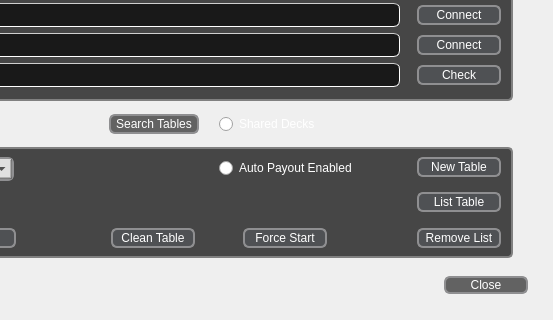
Qt form FiveCardDraw/menu.ui (SixofClubsss/Dero-Poker-Table) before a commit; both pictures show x 337 to 890 and y 300 to 620 of the 890 by 620 pixel window.
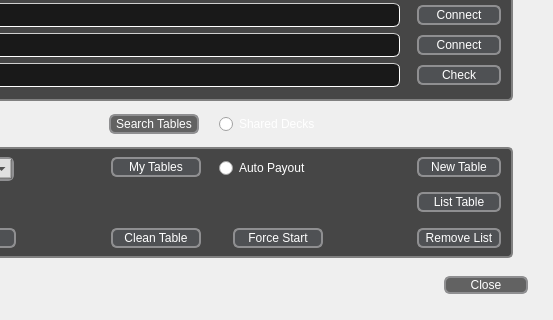
The same form after that commit. Icons and pictures are not drawn.

```diff
--- a/FiveCardDraw/menu.ui
+++ b/FiveCardDraw/menu.ui
@@ -686,7 +686,10 @@
 }</string>
       </property>
       <property name="text">
-       <string>Auto Payout Enabled</string>
+       <string>Auto Payout</string>
+      </property>
+      <property name="checked">
+       <bool>false</bool>
       </property>
      </widget>
      <widget class="QPushButton" name="newTableButton">
@@ -871,7 +874,7 @@
        <rect>
         <x>428</x>
         <y>81</y>
-        <width>84</width>
+        <width>90</width>
         <height>20</height>
        </rect>
       </property>
@@ -881,6 +884,12 @@
         <height>20</height>
        </size>
       </property>
+      <property name="maximumSize">
+       <size>
+        <width>90</width>
+        <height>20</height>
+       </size>
+      </property>
       <property name="toolTip">
        <string>Shuffle deck</string>
       </property>
@@ -919,9 +928,9 @@
      <widget class="QPushButton" name="forceButton">
       <property name="geometry">
        <rect>
-        <x>560</x>
+        <x>550</x>
         <y>81</y>
-        <width>84</width>
+        <width>90</width>
         <height>20</height>
        </rect>
       </property>
@@ -933,7 +942,7 @@
       </property>
       <property name="maximumSize">
        <size>
-        <width>84</width>
+        <width>90</width>
         <height>20</height>
        </size>
       </property>
@@ -967,6 +976,37 @@
        </property>
       </item>
      </widget>
+     <widget class="QPushButton" name="myTablesButton">
+      <property name="geometry">
+       <rect>
+        <x>428</x>
+        <y>10</y>
+        <width>90</width>
+        <height>20</height>
+       </rect>
+      </property>
+      <property name="minimumSize">
+       <size>
+        <width>84</width>
+        <height>20</height>
+       </size>
+      </property>
+      <property name="maximumSize">
+       <size>
+        <width>90</width>
+        <height>20</height>
+       </size>
+      </property>
+      <property name="toolTip">
+       <string>Lookup my tables</string>
+      </property>
+      <property name="styleSheet">
+       <string notr="true"/>
+      </property>
+      <property name="text">
+       <string>My Tables</string>
+      </property>
+     </widget>
     </widget>
    </item>
    <item row="5" column="2">
```
Left out of the diff: 2 changed lines with no effect on the pictures.
